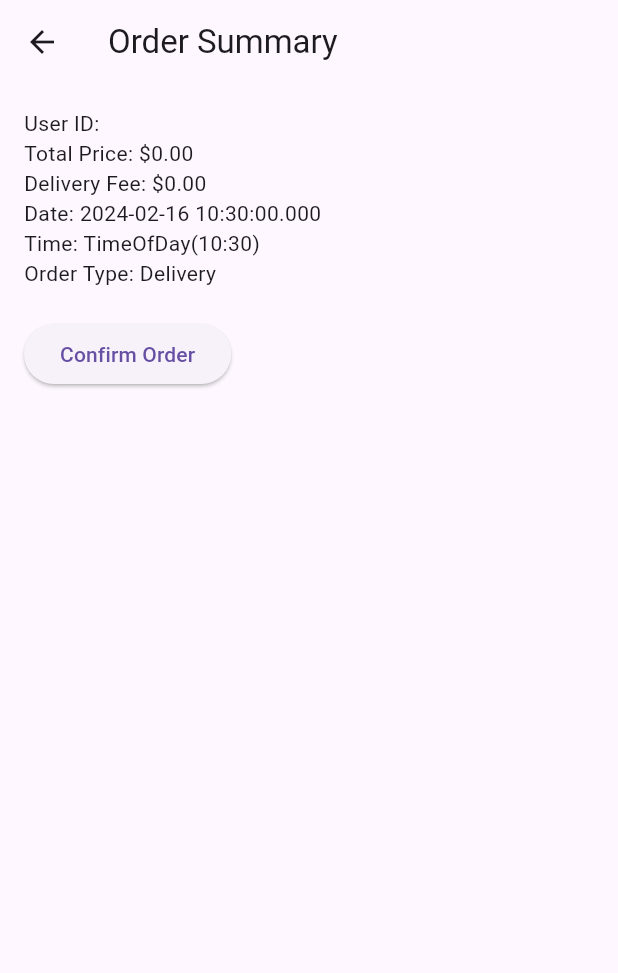
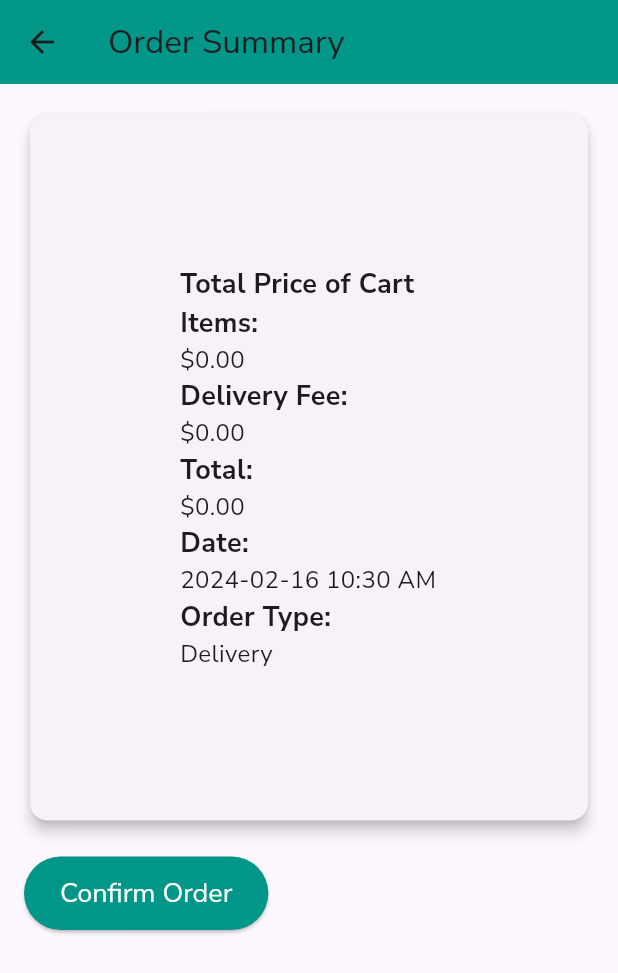
Before and after one commit to mateacvetkovska/fp1, a Flutter app: the SummaryPage screen opened directly with empty values, on a phone screen of 412 x 824 dp. Shown: the top 973 px of the screen. Run offline on Flutter 3.47's test engine with Material 3 defaults, Android fonts, the phone set to English and light mode, and no system bars; our stand-ins replace animated_text_kit, firebase_auth, firebase_core, flutter_map, geocoding, geolocator and 5 more; missing offline and left inert: app_settings; accounts and stored records are empty.

Commit message:
Summary Page, Map Page and AndroidManifest updates

```diff
--- a/food_power/lib/views/MapPage.dart
+++ b/food_power/lib/views/MapPage.dart
@@ -368,7 +368,7 @@ class _MapPageState extends State<MapPage> {
           width: 80.0,
           height: 80.0,
           point: _searchedLocation!,
-          child: Icon(Icons.location_pin, color: Colors.yellow),
+          child: Icon(Icons.location_pin, color: Colors.blue),
         ),
     ];
     return FlutterMap(
--- a/food_power/lib/views/SummaryPage.dart
+++ b/food_power/lib/views/SummaryPage.dart
@@ -1,4 +1,5 @@
 import 'package:flutter/material.dart';
+import 'package:google_fonts/google_fonts.dart';
 import 'package:food_power/database/database_helper.dart';
 import 'package:food_power/models/Order.dart';
 import 'package:food_power/views/CheckoutPage.dart';
@@ -25,57 +26,79 @@ class SummaryPage extends StatelessWidget {
 
   String _formatDateTime(BuildContext context, DateTime date, TimeOfDay time) {
     final MaterialLocalizations localizations = MaterialLocalizations.of(context);
-    final dateString = "${date.year}-${date.month.toString().padLeft(2,'0')}-${date.day.toString().padLeft(2,'0')}";
+    final dateString = "${date.year}-${date.month.toString().padLeft(2, '0')}-${date.day.toString().padLeft(2, '0')}";
     final timeString = localizations.formatTimeOfDay(time, alwaysUse24HourFormat: false);
     return "$dateString $timeString";
   }
 
   @override
   Widget build(BuildContext context) {
-
-    final dateTimeString = _formatDateTime(context,selectedDate, selectedTime);
+    final dateTimeString = _formatDateTime(context, selectedDate, selectedTime);
 
     return Scaffold(
       appBar: AppBar(
-        title: Text('Order Summary'),
+        title: Text('Order Summary', style: GoogleFonts.nunitoSans()),
+        backgroundColor: Colors.teal,
       ),
-      body: Padding(
+      body: SingleChildScrollView(
+        child: Padding(
           padding: const EdgeInsets.all(16.0),
           child: Column(
             crossAxisAlignment: CrossAxisAlignment.start,
             children: [
-            Text("User ID: $userId"),
-            Text("Total Price: \$${totalPrice.toStringAsFixed(2)}"),
-            if (!isPickup && deliveryAddress != null) Text("Delivery Address: $deliveryAddress"),
-            if (!isPickup) Text("Delivery Fee: \$${deliveryFee.toStringAsFixed(2)}"),
-            Text("Date: $selectedDate"),
-            Text("Time: $selectedTime"),
-            Text("Order Type: ${isPickup ? "Pickup" : "Delivery"}"),
+              Card(
+                elevation: 4,
+                child: Padding(
+                  padding: const EdgeInsets.symmetric(horizontal: 100.0, vertical: 100.0),
+                  child: Column(
+                    crossAxisAlignment: CrossAxisAlignment.start,
+                    children: [
+                      Text("Total Price of Cart Items:", style: GoogleFonts.nunitoSans(fontSize: 18, fontWeight: FontWeight.bold)),
+                      Text("\$${totalPrice.toStringAsFixed(2)}", style: GoogleFonts.nunitoSans(fontSize: 16)),
+                      if (!isPickup && deliveryAddress != null) Text("Delivery Address:", style: GoogleFonts.nunitoSans(fontSize: 18, fontWeight: FontWeight.bold)),
+                      if (!isPickup && deliveryAddress != null) Text("$deliveryAddress", style: GoogleFonts.nunitoSans(fontSize: 16)),
+                      if (!isPickup) Text("Delivery Fee:", style: GoogleFonts.nunitoSans(fontSize: 18, fontWeight: FontWeight.bold)),
+                      if (!isPickup) Text("\$${deliveryFee.toStringAsFixed(2)}", style: GoogleFonts.nunitoSans(fontSize: 16)),
+                      Text("Total:", style: GoogleFonts.nunitoSans(fontSize: 18, fontWeight: FontWeight.bold)),
+                      Text("\$${(totalPrice + deliveryFee).toStringAsFixed(2)}", style: GoogleFonts.nunitoSans(fontSize: 16)),
+                      Text("Date:", style: GoogleFonts.nunitoSans(fontSize: 18, fontWeight: FontWeight.bold)),
+                      Text("$dateTimeString", style: GoogleFonts.nunitoSans(fontSize: 16)),
+                      Text("Order Type:", style: GoogleFonts.nunitoSans(fontSize: 18, fontWeight: FontWeight.bold)),
+                      Text("${isPickup ? "Pickup" : "Delivery"}", style: GoogleFonts.nunitoSans(fontSize: 16)),
+                    ],
+                  ),
+                ),
+              ),
               SizedBox(height: 20),
               ElevatedButton(
                 onPressed: () async {
-                final order = {
-                  'userId': userId,
-                  'totalPrice': totalPrice,
-                  'deliveryAddress': deliveryAddress ?? "",
-                  'deliveryFee': deliveryFee,
-                  'dateTime': dateTimeString,
-                  'isPickup': isPickup ? 1 : 0,
-                };
+                  final order = Order(
+                    id: null, // ID is auto-generated by the database
+                    userId: userId,
+                    totalPrice: totalPrice,
+                    deliveryAddress: deliveryAddress ?? "Not Applicable",
+                    deliveryFee: deliveryFee,
+                    dateTime: dateTimeString,
+                    isPickup: isPickup,
+                  );
                   try {
-                  await DatabaseHelper.instance.insertOrder(Order.fromMap(order));
-                  Navigator.pushReplacement(
-                      context,
-                      MaterialPageRoute(builder: (context) => CheckoutPage()));
+                    await DatabaseHelper.instance.insertOrder(order);
+                    Navigator.pushReplacement(context, MaterialPageRoute(builder: (context) => CheckoutPage()));
                   } catch (e) {
                     print("Error inserting order: $e");
-                  // Optionally, show an error message to the user
+                    ScaffoldMessenger.of(context).showSnackBar(SnackBar(content: Text('Error confirming order. Please try again.')));
                   }
                 },
+                style: ElevatedButton.styleFrom(
+                  primary: Colors.teal,
+                  onPrimary: Colors.white,
+                  padding: EdgeInsets.symmetric(vertical: 12.0, horizontal: 24.0),
+                  textStyle: GoogleFonts.nunitoSans(fontSize: 18),
+                ),
                 child: Text('Confirm Order'),
-
               ),
             ],
+          ),
         ),
       ),
     );
```
Also changed, not shown: 1 other file. Lines whose indentation alone changed are shown as unchanged.
